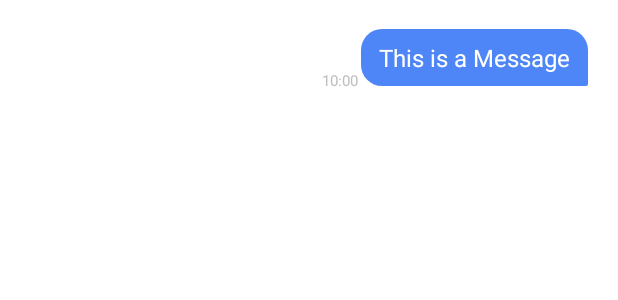
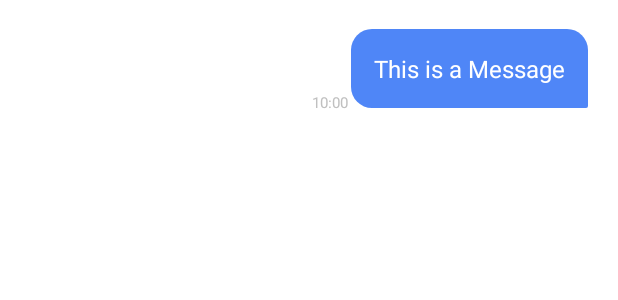
Before and after one commit to atharva-satpute/Defend, an Android app: the layout sender_msg_chat.xml on its own in the app's theme, with its tools: preview values and no code run, on a phone screen of 412 x 824 dp. Shown: the top 300 px of the screen. Run offline under Robolectric (Android 15) with nearby library versions, the phone set to English and light mode, and no system bars.

Commit message:
Added TextView to display sentiment report. Also added image vectors for report.

```diff
--- a/Android/DEFEND/app/src/main/res/drawable/bg_receiver_chat_msg.xml
+++ b/Android/DEFEND/app/src/main/res/drawable/bg_receiver_chat_msg.xml
@@ -5,5 +5,5 @@
         android:bottomRightRadius="14dp"
         android:topLeftRadius="14dp"
         android:topRightRadius="14dp" />
-    <solid android:color="@color/design_default_color_primary_dark" />
+    <solid android:color="@color/design_default_color_primary" />
 </shape>
--- a/Android/DEFEND/app/src/main/res/layout/sender_msg_chat.xml
+++ b/Android/DEFEND/app/src/main/res/layout/sender_msg_chat.xml
@@ -2,8 +2,9 @@
 <androidx.constraintlayout.widget.ConstraintLayout
     xmlns:android="http://schemas.android.com/apk/res/android"
     xmlns:app="http://schemas.android.com/apk/res-auto"
-    android:layout_width="match_parent"
+    android:layout_width="240dp"
     android:layout_height="wrap_content"
+    android:layout_gravity="end"
     android:layout_marginEnd="8dp"
     android:layout_marginTop="16dp">
 
@@ -19,27 +20,61 @@
         app:layout_constraintEnd_toEndOf="parent"
         app:layout_constraintTop_toTopOf="parent">
 
-        <LinearLayout
-            android:id="@+id/layout_chat_container_sender"
-            android:layout_width="wrap_content"
-            android:layout_height="wrap_content"
-            android:orientation="vertical"
+        <androidx.constraintlayout.widget.ConstraintLayout
+            android:layout_width="match_parent"
+            android:layout_height="match_parent"
+            android:padding="5dp"
             android:background="@drawable/bg_sender_msg_chat">
 
-            <TextView
-                android:id="@+id/sender_chat"
+            <androidx.constraintlayout.widget.ConstraintLayout
+                android:id="@+id/sender_cl"
+                android:layout_width="match_parent"
+                android:layout_height="match_parent"
+                app:layout_constraintTop_toTopOf="parent"
+                app:layout_constraintStart_toStartOf="parent">
+
+                <TextView
+                    android:id="@+id/sender_chat"
+                    android:layout_width="wrap_content"
+                    android:layout_height="wrap_content"
+                    android:layout_marginBottom="8dp"
+                    android:maxWidth="240dp"
+                    android:padding="10dp"
+                    android:gravity="center"
+                    android:text="This is a Message"
+                    android:textColor="@color/white"
+                    android:textSize="16sp"
+                    app:layout_constraintTop_toTopOf="parent"
+                    app:layout_constraintEnd_toEndOf="parent"/>
+
+            </androidx.constraintlayout.widget.ConstraintLayout>
+
+            <LinearLayout
                 android:layout_width="wrap_content"
                 android:layout_height="wrap_content"
-                android:layout_marginBottom="8dp"
-                android:maxWidth="260dp"
-                android:paddingLeft="12dp"
-                android:paddingTop="8dp"
-                android:paddingRight="12dp"
-                android:text="This is a Message"
-                android:textColor="#ffffff"
-                android:textSize="16sp" />
+                app:layout_constraintStart_toStartOf="parent"
+                app:layout_constraintLeft_toLeftOf="parent"
+                app:layout_constraintTop_toBottomOf="@id/sender_cl"
+                android:visibility="gone">
 
-        </LinearLayout>
+                <ImageView
+                    android:layout_width="wrap_content"
+                    android:layout_height="wrap_content"
+                    android:padding="4dp"
+                    android:src="@drawable/ic_baseline_report_24"/>
+
+                <TextView
+                    android:id="@+id/reportText"
+                    android:layout_width="match_parent"
+                    android:layout_height="wrap_content"
+                    android:textSize="18sp"
+                    android:textStyle="bold"
+                    android:textColor="#ff0000"/>
+
+            </LinearLayout>
+
+        </androidx.constraintlayout.widget.ConstraintLayout>
+
     </com.google.android.material.card.MaterialCardView>
 
     <TextView
```
Also changed, not shown: Android/DEFEND/app/src/main/res/layout/receiver_msg_chat.xml (+50 -20 lines).
